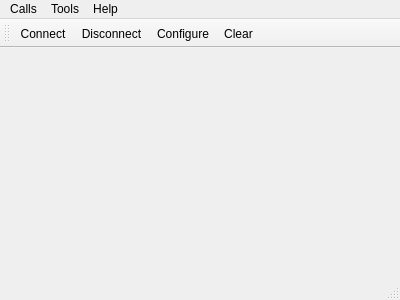
pivleonid/qwt_occilloscope, file mainwindow.ui: the form before one commit.
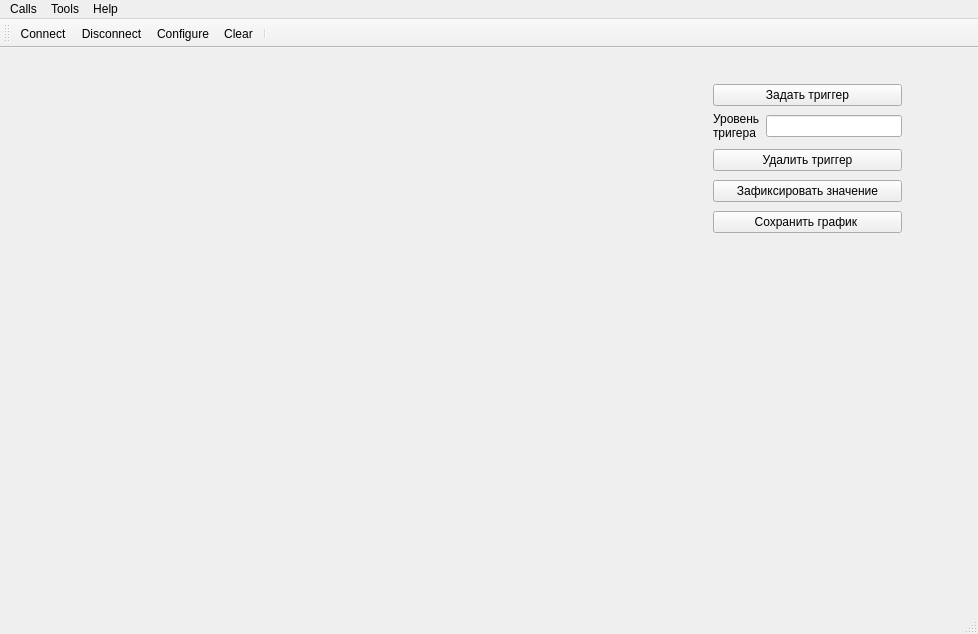
The form after the commit. Icons and pictures are not drawn. Custom widgets are drawn as their Qt base class.

Patch:
```diff
--- a/mainwindow.ui
+++ b/mainwindow.ui
@@ -6,23 +6,107 @@
    <rect>
     <x>0</x>
     <y>0</y>
-    <width>400</width>
-    <height>300</height>
+    <width>978</width>
+    <height>634</height>
    </rect>
   </property>
   <property name="windowTitle">
    <string>Simple Terminal</string>
   </property>
   <widget class="QWidget" name="centralWidget">
-   <layout class="QVBoxLayout" name="verticalLayout"/>
+   <widget class="QwtPlot" name="qwtPlot">
+    <property name="geometry">
+     <rect>
+      <x>11</x>
+      <y>11</y>
+      <width>661</width>
+      <height>491</height>
+     </rect>
+    </property>
+   </widget>
+   <widget class="QWidget" name="layoutWidget">
+    <property name="geometry">
+     <rect>
+      <x>702</x>
+      <y>22</y>
+      <width>211</width>
+      <height>181</height>
+     </rect>
+    </property>
+    <layout class="QVBoxLayout" name="verticalLayout_2">
+     <item>
+      <layout class="QVBoxLayout" name="verticalLayout">
+       <item>
+        <widget class="QPushButton" name="set_trigger">
+         <property name="text">
+          <string>Задать триггер</string>
+         </property>
+        </widget>
+       </item>
+       <item>
+        <layout class="QHBoxLayout" name="horizontalLayout">
+         <item>
+          <widget class="QLabel" name="label">
+           <property name="text">
+            <string>Уровень 
+тригера</string>
+           </property>
+           <property name="textFormat">
+            <enum>Qt::AutoText</enum>
+           </property>
+           <property name="scaledContents">
+            <bool>false</bool>
+           </property>
+          </widget>
+         </item>
+         <item>
+          <widget class="QLineEdit" name="lineEdit">
+           <property name="frame">
+            <bool>true</bool>
+           </property>
+          </widget>
+         </item>
+        </layout>
+       </item>
+      </layout>
+     </item>
+     <item>
+      <widget class="QPushButton" name="delete_trigger">
+       <property name="text">
+        <string>Удалить триггер</string>
+       </property>
+      </widget>
+     </item>
+     <item>
+      <widget class="QPushButton" name="stop_plot">
+       <property name="text">
+        <string>Зафиксировать значение</string>
+       </property>
+      </widget>
+     </item>
+     <item>
+      <widget class="QPushButton" name="save_plot_in_jpeg">
+       <property name="text">
+        <string>Сохранить график </string>
+       </property>
+       <property name="checkable">
+        <bool>false</bool>
+       </property>
+       <property name="flat">
+        <bool>false</bool>
+       </property>
+      </widget>
+     </item>
+    </layout>
+   </widget>
   </widget>
   <widget class="QMenuBar" name="menuBar">
    <property name="geometry">
     <rect>
      <x>0</x>
      <y>0</y>
-     <width>400</width>
-     <height>19</height>
+     <width>978</width>
+     <height>26</height>
     </rect>
    </property>
    <widget class="QMenu" name="menuCalls">
@@ -63,6 +147,7 @@
    <addaction name="actionDisconnect"/>
    <addaction name="actionConfigure"/>
    <addaction name="actionClear"/>
+   <addaction name="separator"/>
   </widget>
   <widget class="QStatusBar" name="statusBar"/>
   <action name="actionAbout">
@@ -155,6 +240,14 @@
   </action>
  </widget>
  <layoutdefault spacing="6" margin="11"/>
+ <customwidgets>
+  <customwidget>
+   <class>QwtPlot</class>
+   <extends>QFrame</extends>
+   <header>qwt_plot.h</header>
+   <container>1</container>
+  </customwidget>
+ </customwidgets>
  <resources>
   <include location="terminal.qrc"/>
  </resources>
```
Left out of the diff: 3 changed lines with no effect on the pictures.
